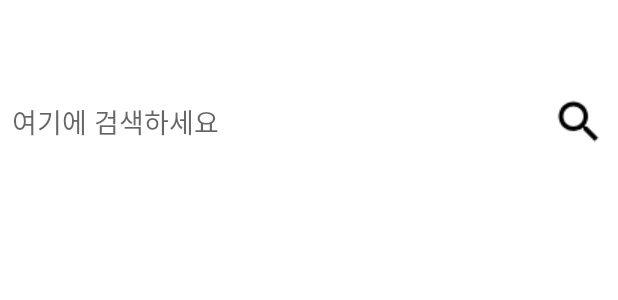
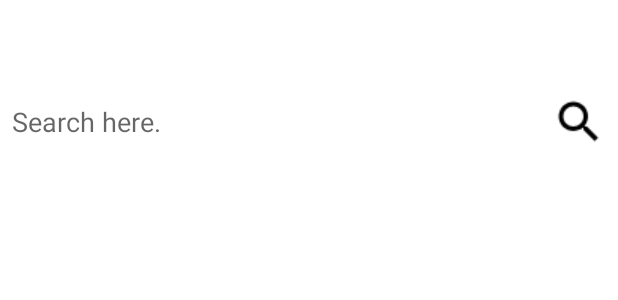
Before and after one commit to Odomhae/SeoulGeupdong_Android, an Android app: the layout search_bar.xml on its own in the app's theme, with its tools: preview values and no code run, on a phone screen of 412 x 824 dp. Shown: the part 496-796 px from the top of the screen. Run offline under Robolectric (Android 15) with nearby library versions, the phone set to English and light mode, and no system bars; network calls fail.

Commit message:
13th-2 Fin

```diff
--- a/app/src/main/res/layout/search_bar.xml
+++ b/app/src/main/res/layout/search_bar.xml
@@ -33,7 +33,7 @@
             app:layout_constraintTop_toTopOf="parent"
             app:layout_constraintBottom_toBottomOf="parent"
             app:layout_constraintHeight_max="100dp"
-            android:hint="여기에 검색하세요"
+            android:hint="@string/enter_here"
 
             android:background="@android:color/transparent"/>
 
--- a/app/src/main/res/values/strings.xml
+++ b/app/src/main/res/values/strings.xml
@@ -7,5 +7,6 @@
     <string name="check_permission">Check location permission.</string>
     <string name="alert_location_permission">You did not agree to a location permission.</string>
     <string name="map_initialization">Map Initializing ...</string>
+    <string name="enter_here">Search here.</string>
 
 </resources>
```
Also changed, not shown: 1 other file.
